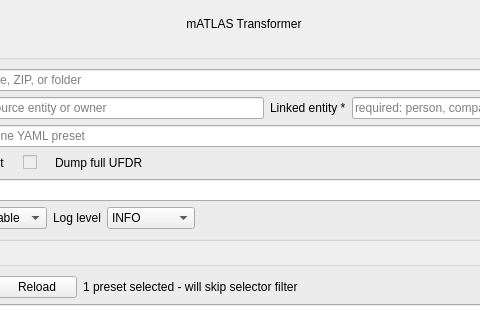
Qt form gui/main_window.ui (Ben0x0a/mATLAS) before a commit; both pictures show x 216 to 696 and y 0 to 323 of the 920 by 820 pixel window.
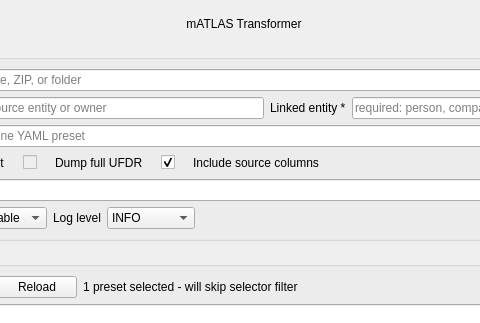
The same form after that commit. Custom widgets are drawn as their Qt base class.

Commit message: adding orig_<columns> and fixing timestamp rounding bug

What changed in the file:
```diff
--- a/gui/main_window.ui
+++ b/gui/main_window.ui
@@ -257,6 +257,23 @@
            </property>
           </widget>
          </item>
+         <item>
+          <widget class="QCheckBox" name="includeSourceColumnsCheck">
+           <property name="text">
+            <string/>
+           </property>
+           <property name="checked">
+            <bool>true</bool>
+           </property>
+          </widget>
+         </item>
+         <item>
+          <widget class="QLabel" name="includeSourceColumnsLabel">
+           <property name="text">
+            <string>Include source columns</string>
+           </property>
+          </widget>
+         </item>
          <item>
           <spacer name="extractSettingsSpacer">
            <property name="orientation">
```
The commit also changes 11 other files.
